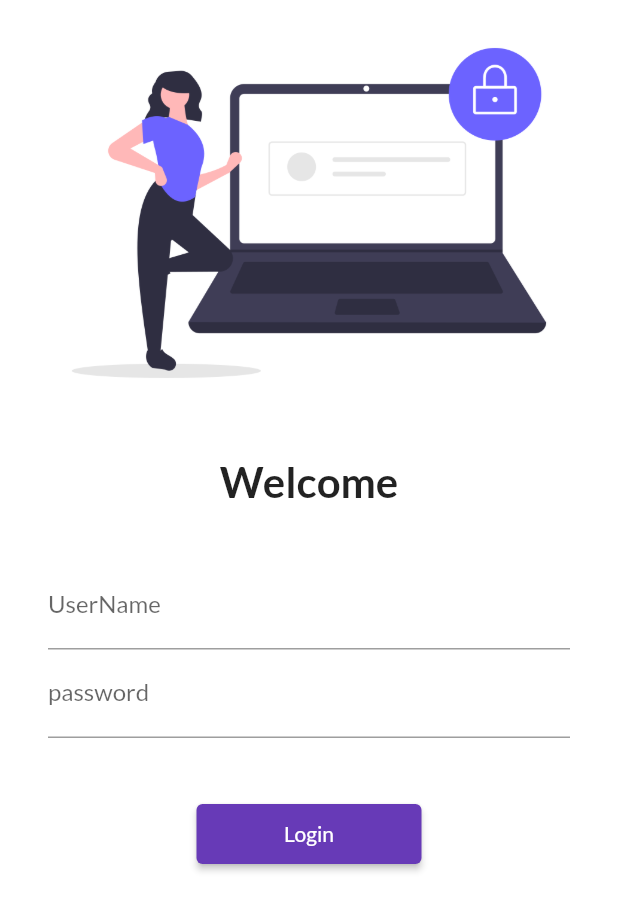
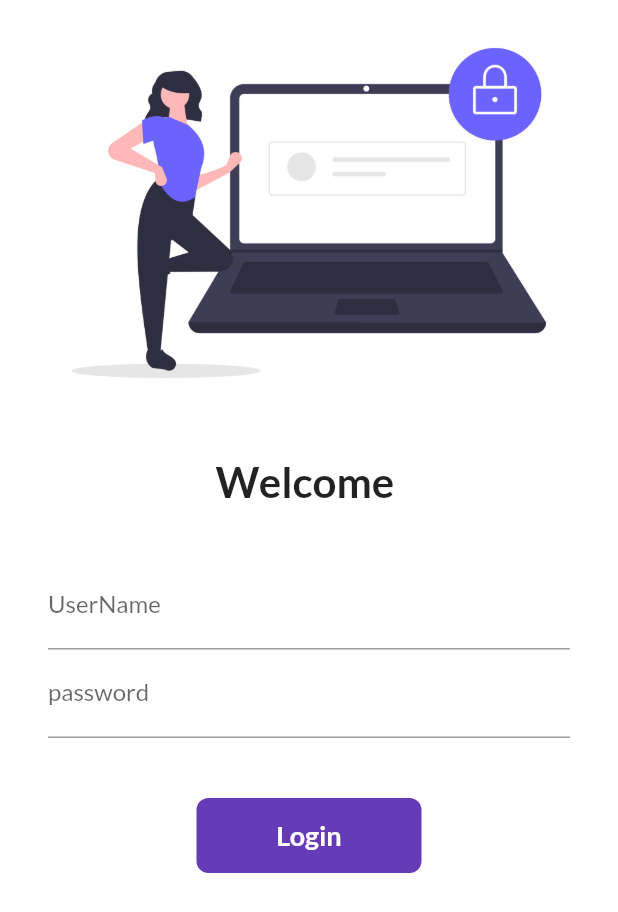
Before and after one commit to ksshitij/30-days-flutter-project, a Flutter app: the screen it shows after launch, on a phone screen of 412 x 824 dp. Shown: the top 912 px of the screen. Run offline on Flutter 3.47's test engine with Material 2 defaults, Android fonts, the phone set to English and light mode, and no system bars; our stand-ins replace google_fonts.

Commit message:
day 6 complete

```diff
--- a/lib/main.dart
+++ b/lib/main.dart
@@ -15,8 +15,7 @@ class MyApp extends StatelessWidget {
       themeMode: ThemeMode.light,
       theme: ThemeData(
           primarySwatch: Colors.deepPurple,
-          fontFamily: GoogleFonts.lato().fontFamily
-          ),
+          fontFamily: GoogleFonts.lato().fontFamily),
       //debugShowCheckedModeBanner: false,
       darkTheme: ThemeData(brightness: Brightness.dark),
       initialRoute: "/login",
@@ -24,6 +23,6 @@ class MyApp extends StatelessWidget {
         MyRoutes.homeroute: (context) => HomePage(),
         MyRoutes.loginroute: (context) => LoginPage(),
       },
-   );
+    );
   }
 }
--- a/lib/pages/login_page.dart
+++ b/lib/pages/login_page.dart
@@ -1,7 +1,14 @@
 import 'package:flutter/material.dart';
 import 'package:flutter_application_1/utils/routes.dart';
 
-class LoginPage extends StatelessWidget {
+class LoginPage extends StatefulWidget {
+  @override
+  State<LoginPage> createState() => _LoginPageState();
+}
+
+class _LoginPageState extends State<LoginPage> {
+  String name = "";
+  bool changeButton = false;
   @override
   Widget build(BuildContext context) {
     return Material(
@@ -17,7 +24,7 @@ class LoginPage extends StatelessWidget {
                 height: 20.0,
               ),
               Text(
-                "Welcome",
+                "Welcome $name",
                 style: TextStyle(
                   fontSize: 28,
                   fontWeight: FontWeight.bold,
@@ -27,8 +34,8 @@ class LoginPage extends StatelessWidget {
                 height: 20.0,
               ),
               Padding(
-                padding:
-                    const EdgeInsets.symmetric(vertical: 16.0, horizontal: 32.0),
+                padding: const EdgeInsets.symmetric(
+                    vertical: 16.0, horizontal: 32.0),
                 child: Column(
                   children: [
                     TextFormField(
@@ -36,6 +43,10 @@ class LoginPage extends StatelessWidget {
                         hintText: "Enter UserName",
                         labelText: "UserName",
                       ),
+                      onChanged: (value) {
+                        name = value;
+                        setState(() {});
+                      },
                     ),
                     TextFormField(
                       obscureText: true,
@@ -45,12 +56,46 @@ class LoginPage extends StatelessWidget {
                     SizedBox(
                       height: 40.0,
                     ),
-                    ElevatedButton(
-                      child: Text("Login"),
-                      style: TextButton.styleFrom(minimumSize: Size(150, 40)),
-                      onPressed: () {
+                    //ElevatedButton(
+                    //child: Text("Login"),
+                    // style: TextButton.styleFrom(minimumSize: Size(150, 40)),
+                    // onPressed: () {
+                    //  Navigator.pushNamed(context, MyRoutes.homeroute);
+                    // },
+                    // )
+                    InkWell(
+                      onTap: () async {
+                        setState(() {
+                          changeButton = true;
+                        });
+                        await Future.delayed(Duration(seconds: 1));
                         Navigator.pushNamed(context, MyRoutes.homeroute);
                       },
+                      child: AnimatedContainer(
+                        duration: Duration(seconds: 1),
+                        width: changeButton ? 50 : 150,
+                        height: 50,
+                        alignment: Alignment.center,
+                        child: changeButton
+                            ? Icon(
+                                Icons.done,
+                                color: Colors.white,
+                              )
+                            : Text(
+                                "Login",
+                                style: TextStyle(
+                                  fontSize: 18,
+                                  color: Colors.white,
+                                  fontWeight: FontWeight.bold,
+                                ),
+                              ),
+                        decoration: BoxDecoration(
+                          color: Colors.deepPurple,
+                          //shape: changeButton? BoxShape.circle : BoxShape.rectangle ,
+                          borderRadius:
+                              BorderRadius.circular(changeButton ? 50 : 8),
+                        ),
+                      ),
                     )
                   ],
                 ),
```
